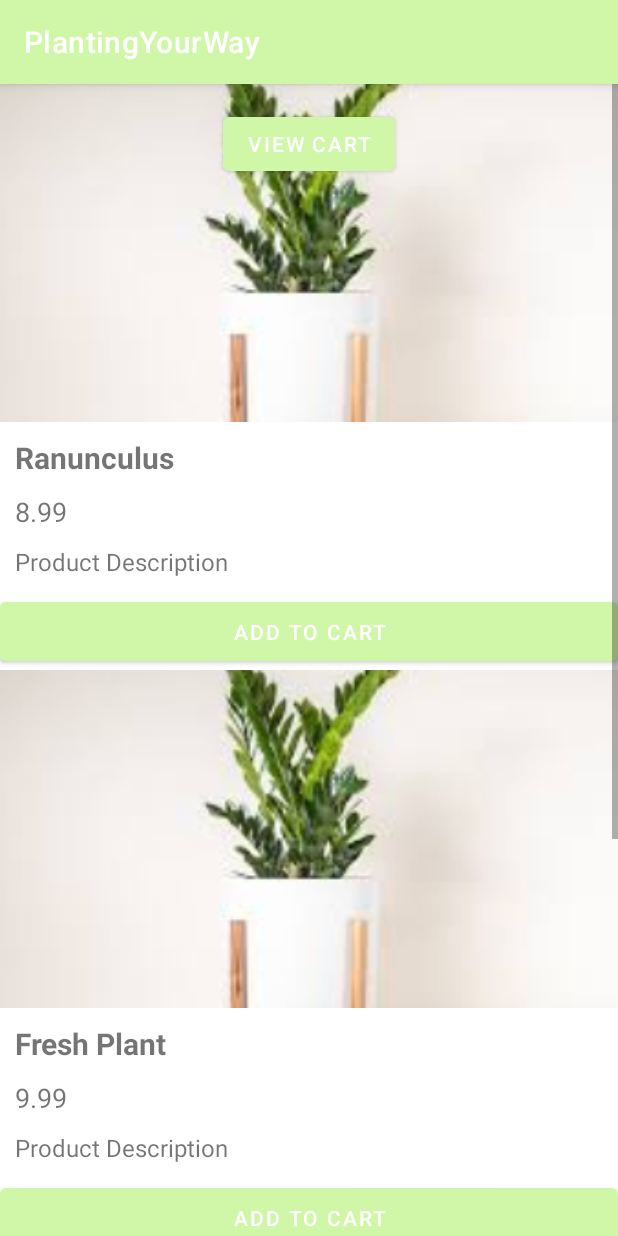
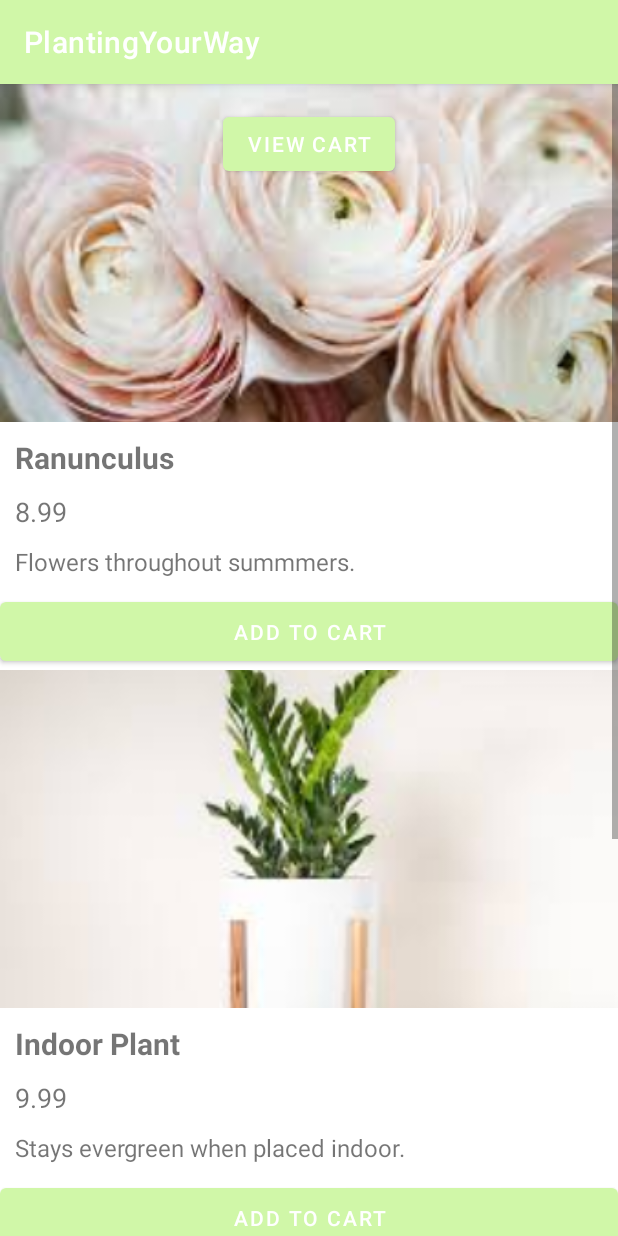
Before and after one commit to paridhi04/W23_G10_PlantingYourWay, an Android app: the ProductPageActivity screen opened directly, with no data from a screen before it, on a phone screen of 412 x 824 dp. Run offline under Robolectric (Android 15) with nearby library versions, the phone set to English and light mode, and no system bars.

Commit message:
updated shopping cart

```diff
--- a/app/src/main/java/com/example/plantingyourway/ProductPageActivity.java
+++ b/app/src/main/java/com/example/plantingyourway/ProductPageActivity.java
@@ -33,9 +33,9 @@ public class ProductPageActivity extends AppCompatActivity {
         setContentView(R.layout.activity_product_page);
 
         // Instantiate the products
-        product1 = new Product("Fresh Plant", "$8.99", "Product Description", R.drawable.img_4, 0);
-        product2 = new Product("Fresh Plant", "$9.99", "Product Description", R.drawable.img_4,0);
-        product3 = new Product("Fresh Plant", "$10.99", "Product Description", R.drawable.img_4,0);
+        product1 = new Product("Ranunculus", "$8.99", "Product Description", R.drawable.img_4, 0);
+        product2 = new Product("Indoor Plant", "$9.99", "Product Description", R.drawable.img_4,0);
+        product3 = new Product("Hyacinth", "$10.99", "Product Description", R.drawable.img_4,0);
 
         // Get references to the buttons
         btnAddToCart1 = findViewById(R.id.btnAddToCart1);
--- a/app/src/main/res/layout/activity_product_page.xml
+++ b/app/src/main/res/layout/activity_product_page.xml
@@ -7,9 +7,7 @@
 
 
 
-<androidx.constraintlayout.widget.ConstraintLayout xmlns:android="http://schemas.android.com/apk/res/android"
-    xmlns:app="http://schemas.android.com/apk/res-auto"
-    xmlns:tools="http://schemas.android.com/tools"
+<androidx.constraintlayout.widget.ConstraintLayout
     android:layout_width="match_parent"
     android:layout_height="match_parent"
     android:clipToPadding="false"
@@ -30,7 +28,7 @@
             android:id="@+id/imgProduct1"
             android:layout_width="match_parent"
             android:layout_height="wrap_content"
-            android:src="@drawable/img_4"
+            android:src="@drawable/img_7"
             android:scaleType="centerCrop"/>
 
 
@@ -57,7 +55,7 @@
             android:id="@+id/tvProductDescription1"
             android:layout_width="match_parent"
             android:layout_height="wrap_content"
-            android:text="Product Description"
+            android:text="Flowers throughout summmers."
             android:textSize="16sp"
             android:padding="10dp"/>
 
@@ -89,15 +87,14 @@
             android:scaleType="centerCrop"/>
 
 
-
         <TextView
             android:id="@+id/tvProductName2"
             android:layout_width="match_parent"
             android:layout_height="wrap_content"
-            android:text="Fresh Plant"
+            android:padding="10dp"
+            android:text="Indoor Plant"
             android:textSize="20sp"
-            android:textStyle="bold"
-            android:padding="10dp"/>
+            android:textStyle="bold" />
 
         <TextView
             android:id="@+id/tvProductPrice2"
@@ -112,7 +109,7 @@
             android:id="@+id/tvProductDescription2"
             android:layout_width="match_parent"
             android:layout_height="wrap_content"
-            android:text="Product Description"
+            android:text="Stays evergreen when placed indoor."
             android:textSize="16sp"
             android:padding="10dp"
             tools:ignore="DuplicateIds" />
@@ -141,7 +138,7 @@
             android:id="@+id/imgProduct3"
             android:layout_width="match_parent"
             android:layout_height="wrap_content"
-            android:src="@drawable/img_4"
+            android:src="@drawable/img_8"
             android:scaleType="centerCrop"/>
 
 
@@ -168,7 +165,7 @@
             android:id="@+id/tvProductDescription3"
             android:layout_width="match_parent"
             android:layout_height="wrap_content"
-            android:text="Product Description"
+            android:text="Different colors with different fragnance."
             android:textSize="16sp"
             android:padding="10dp"
             tools:ignore="DuplicateIds" />
--- a/app/src/main/res/layout/list_item_cart.xml
+++ b/app/src/main/res/layout/list_item_cart.xml
@@ -49,8 +49,7 @@
             android:layout_marginTop="16dp"
             android:textColor="@android:color/black"
             android:textSize="16sp"
-            android:textStyle="bold"
-            android:text="Cart: X items" />
+            android:textStyle="bold"/>
     </LinearLayout>
 
 </LinearLayout>
--- a/app/src/main/res/values/strings.xml
+++ b/app/src/main/res/values/strings.xml
@@ -1,7 +1,7 @@
 <resources>
     <string name="app_name">PlantingYourWay</string>
     <string name="txtAboutUs">About Us</string>
-    <string name="aboutUsDescription">Welcome to our online plant store! We\'re a team of passionate plant enthusiasts who want to make it easy for you to find and purchase the perfect plants for your space. Our app offers a wide variety of plants sourced from top growers, and we\'re dedicated to providing exceptional customer service. Thank you for choosing us to bring the beauty of nature into your home or office!</string>
+    <string name="aboutUsDescription">Welcome to our online plant store!</string>
     <string name="shopNowBtn">Shop Now</string>
     <string name="btnSignUp">Sign Up</string>
     <string name="txtViewAlreadyAccount">Already have an account?</string>
```
Also changed, not shown: app/src/main/res/layout/activity_cart.xml (+10 -3 lines), app/src/main/res/drawable/img_7.png (added), app/src/main/res/drawable/img_8.png (added).
